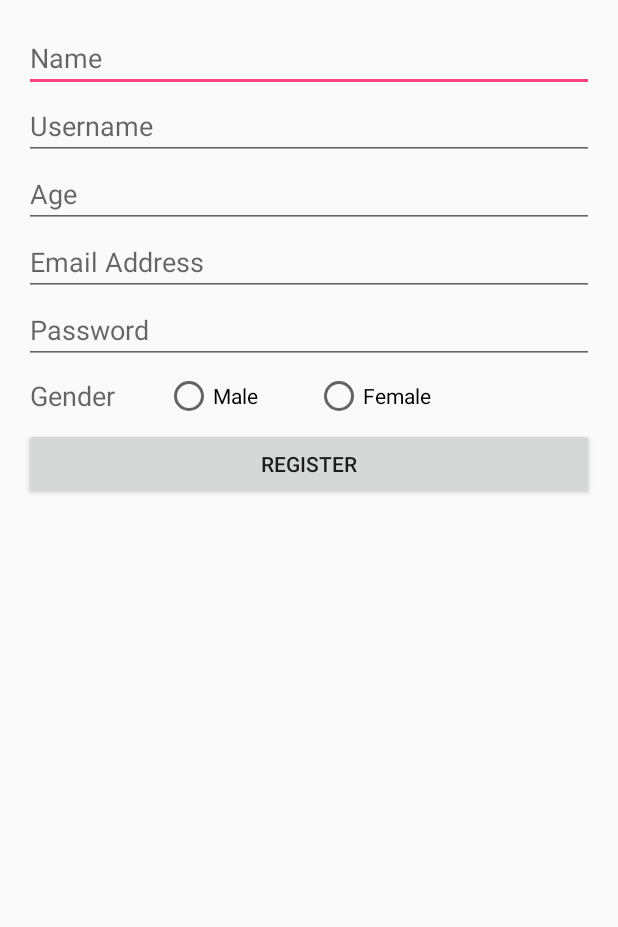
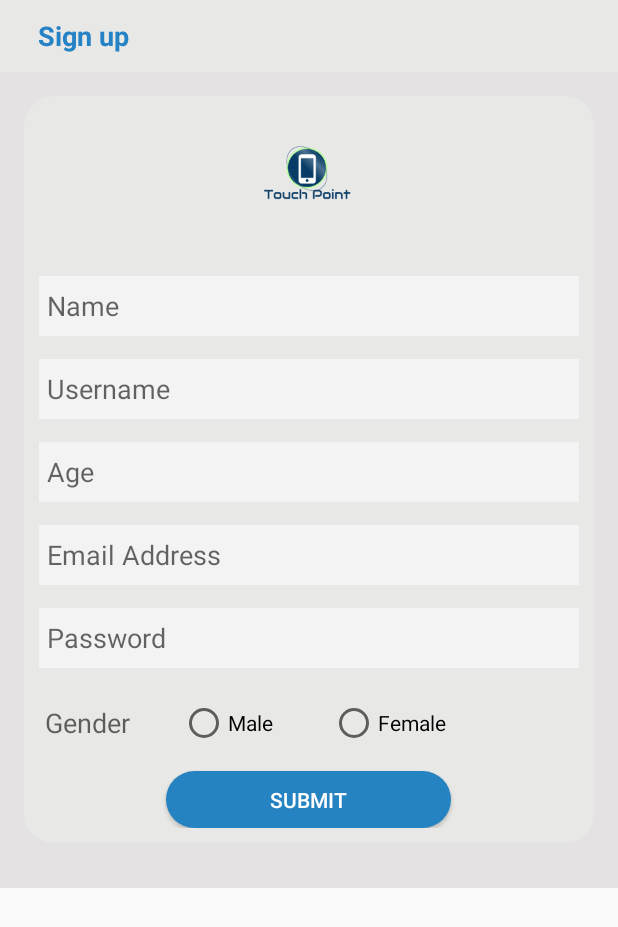
Before and after one commit to sramsha/MRISecondScreen1, an Android app: the RegisterActivity screen opened directly, with no data from a screen before it, on a phone screen of 412 x 824 dp. Shown: the top 927 px of the screen. Run offline under Robolectric (Android 15) with nearby library versions, the phone set to English and light mode, and no system bars; our stand-ins replace Volley.

Commit message:
Improved the Registeration UI and added input type checks for register and login activities. Now ready to be integrated with the application

```diff
--- a/app/src/main/res/layout/activity_login_register.xml
+++ b/app/src/main/res/layout/activity_login_register.xml
@@ -27,13 +27,12 @@
                     android:layout_marginLeft="25dp"
                     android:textSize="18sp"
                     android:textStyle="bold"
-
                     android:layout_gravity="center_horizontal|center_vertical"/>
 
             </LinearLayout>
 
-
-            <LinearLayout android:layout_width="fill_parent"
+            <LinearLayout
+                android:layout_width="fill_parent"
                 android:layout_height="fill_parent"
                 android:layout_marginLeft="16dp"
                 android:layout_marginTop="16dp"
@@ -41,17 +40,18 @@
                 android:layout_marginBottom="30dp"
                 android:orientation="vertical"
                 android:gravity="center_horizontal"
-                android:background="@drawable/greybackground"
-                >
+                android:background="@drawable/greybackground">
 
-                <ImageView android:layout_width="120dp"
+                <ImageView
+                    android:layout_width="120dp"
                     android:layout_height="120dp"
                     android:background="@drawable/logo"
                     android:layout_marginTop="15dp"
                     android:layout_gravity="center_horizontal"
                     android:contentDescription="Application Logo" />
 
-                <EditText android:layout_width="fill_parent"
+                <EditText
+                    android:layout_width="fill_parent"
                     android:layout_height="40dp"
                     android:hint="Username"
                     android:background="#f3f3f3"
@@ -60,9 +60,10 @@
                     android:id="@+id/login_username"
                     android:singleLine="true" />
 
-                <EditText android:layout_width="fill_parent"
+                <EditText
+                    android:layout_width="fill_parent"
                     android:layout_height="40dp"
-                    android:hint="password"
+                    android:hint="Password"
                     android:background="#f3f3f3"
                     android:paddingLeft="5dp"
                     android:layout_marginTop="15dp"
@@ -70,14 +71,12 @@
                     android:singleLine="true"
                     android:inputType="textPassword" />
 
-
                 <LinearLayout
                     android:layout_marginTop="10dp"
                     android:layout_width="fill_parent"
                     android:layout_height="wrap_content"
                     android:orientation="horizontal"
-                    android:gravity="center_horizontal"
-                    >
+                    android:gravity="center_horizontal">
 
                     <TextView
                         android:layout_width="wrap_content"
@@ -86,12 +85,12 @@
                         android:textColor="#000000"
                         android:text="Register Here"
                         android:textStyle="bold"
-                        android:id="@+id/login_register"
-                        />
-
+                        android:id="@+id/login_register" />
 
                 </LinearLayout>
-                <Button android:layout_width="190dp"
+
+                <Button
+                    android:layout_width="190dp"
                     android:layout_height="38dp"
                     android:layout_gravity="center_horizontal"
                     android:layout_marginTop="16dp"
@@ -113,15 +112,13 @@
                     android:textColor="#fff"
                     android:background="#2683c2"
                     android:paddingTop="11dp"
-                    android:paddingBottom="11dp"
-                    />
+                    android:paddingBottom="11dp" />
 
             </LinearLayout>
 
-
-
         </LinearLayout>
 
+    </ScrollView>
 
-
-    </ScrollView>
+    <!-- Special thanks and credits to Android Arena (www.androidarena.co.in)
+           for the basic UI design and for making our life easier -->
--- a/app/src/main/res/layout/activity_register.xml
+++ b/app/src/main/res/layout/activity_register.xml
@@ -1,82 +1,125 @@
 <?xml version="1.0" encoding="utf-8"?>
-<RelativeLayout xmlns:android="http://schemas.android.com/apk/res/android"
+<ScrollView
+        xmlns:android="http://schemas.android.com/apk/res/android"
         xmlns:tools="http://schemas.android.com/tools"
-    android:layout_width="match_parent"
-    android:layout_height="match_parent"
-    android:paddingBottom="@dimen/activity_vertical_margin"
-    android:paddingLeft="@dimen/activity_horizontal_margin"
-    android:paddingRight="@dimen/activity_horizontal_margin"
-    android:paddingTop="@dimen/activity_vertical_margin"
+        android:id="@+id/scrollView1"
+        android:layout_width="fill_parent"
+        android:layout_height="fill_parent"
         tools:context=".activity.RegisterActivity">
+        <LinearLayout
+
+            android:layout_width="fill_parent"
+            android:layout_height="fill_parent"
+            android:background="@color/lightgrey"
+            android:orientation="vertical">
+
+            <LinearLayout
+
+                android:layout_width="fill_parent"
+                android:layout_height="48dp"
+                android:background="#e8e8e7"
+                android:orientation="horizontal"
+                android:layout_alignParentTop="true">
+
+                <TextView android:layout_width="wrap_content"
+                    android:layout_height="wrap_content"
+                    android:text="Sign up"
+                    android:textColor="#2582C5"
+                    android:layout_marginLeft="25dp"
+                    android:textSize="18sp"
+                    android:textStyle="bold"
+                    android:layout_gravity="center_horizontal|center_vertical"/>
+
+            </LinearLayout>
+
+            <LinearLayout
+                android:layout_width="fill_parent"
+                android:layout_height="fill_parent"
+                android:layout_marginLeft="16dp"
+                android:layout_marginTop="16dp"
+                android:layout_marginRight="16dp"
+                android:layout_marginBottom="30dp"
+                android:orientation="vertical"
+                android:background="@drawable/greybackground">
+
+                    <ImageView
+                        android:layout_width="80dp"
+                        android:layout_height="80dp"
+                        android:background="@drawable/logo"
+                        android:layout_marginTop="0dp"
+                        android:layout_gravity="center_horizontal"/>
 
                     <EditText
-        android:layout_width="wrap_content"
-        android:layout_height="wrap_content"
-        android:ems="10"
+                        android:layout_width="fill_parent"
+                        android:layout_height="40dp"
+                        android:hint="Name"
+                        android:background="#f3f3f3"
+                        android:paddingLeft="5dp"
+                        android:layout_marginTop="30dp"
                         android:id="@+id/register_name"
-        android:layout_alignParentTop="true"
-        android:layout_alignParentLeft="true"
-        android:layout_alignParentStart="true"
-        android:layout_alignParentRight="true"
-        android:layout_alignParentEnd="true"
-        android:hint="Name"
                         android:singleLine="true"
                         android:inputType="textCapWords" />
 
                     <EditText
-        android:layout_width="wrap_content"
-        android:layout_height="wrap_content"
+                        android:layout_width="fill_parent"
+                        android:layout_height="40dp"
+                        android:hint="Username"
+                        android:background="#f3f3f3"
+                        android:paddingLeft="5dp"
+                        android:layout_marginTop="15dp"
                         android:id="@+id/register_username"
-        android:layout_below="@+id/register_name"
-        android:layout_alignParentLeft="true"
-        android:layout_alignParentStart="true"
-        android:layout_alignRight="@+id/register_name"
-        android:layout_alignEnd="@+id/register_name"
-        android:hint="Username"
                         android:singleLine="true" />
 
                     <EditText
+                        android:layout_width="fill_parent"
+                        android:layout_height="40dp"
+                        android:hint="Age"
+                        android:background="#f3f3f3"
+                        android:paddingLeft="5dp"
+                        android:layout_marginTop="15dp"
+                        android:id="@+id/register_age"
+                        android:singleLine="true"
+                        android:inputType="numberDecimal"
+                        android:maxLength="3" />
+
+                    <EditText
+                        android:layout_width="fill_parent"
+                        android:layout_height="40dp"
+                        android:hint="Email Address"
+                        android:background="#f3f3f3"
+                        android:paddingLeft="5dp"
+                        android:layout_marginTop="15dp"
+                        android:id="@+id/register_email"
+                        android:singleLine="true"
+                        android:inputType="textEmailAddress" />
+
+                    <EditText
+                        android:layout_width="fill_parent"
+                        android:layout_height="40dp"
+                        android:hint="Password"
+                        android:background="#f3f3f3"
+                        android:paddingLeft="5dp"
+                        android:layout_marginTop="15dp"
+                        android:id="@+id/register_password"
+                        android:singleLine="true"
+                        android:inputType="textPassword" />
+
+                    <RelativeLayout
                         android:layout_width="wrap_content"
                         android:layout_height="wrap_content"
-        android:id="@+id/register_age"
-        android:layout_below="@+id/register_username"
-        android:layout_alignParentLeft="true"
-        android:layout_alignParentStart="true"
-        android:layout_alignRight="@+id/register_username"
-        android:layout_alignEnd="@+id/register_username"
-        android:hint="Age"
-        android:maxLength="3"
-        android:singleLine="true"
-        android:numeric="integer|decimal"
-        android:inputType="number|numberDecimal" />
+                        android:layout_marginTop="15dp">
 
-    <EditText
+                        <TextView
                             android:layout_width="wrap_content"
                             android:layout_height="wrap_content"
-        android:inputType="textEmailAddress"
-        android:ems="10"
-        android:id="@+id/register_email"
-        android:layout_below="@+id/register_age"
+                            android:textAppearance="?android:attr/textAppearanceMedium"
+                            android:text="Gender"
+                            android:layout_marginLeft="4dp"
+                            android:layout_marginTop="3dp"
+                            android:id="@+id/textView"
+                            android:layout_alignTop="@+id/register_male"
                             android:layout_alignParentLeft="true"
-        android:layout_alignParentStart="true"
-        android:layout_alignRight="@+id/register_age"
-        android:layout_alignEnd="@+id/register_age"
-        android:hint="Email Address"
-        android:singleLine="false" />
-
-    <EditText
-        android:layout_width="wrap_content"
-        android:layout_height="wrap_content"
-        android:inputType="textPassword"
-        android:ems="10"
-        android:id="@+id/register_password"
-        android:layout_below="@+id/register_email"
-        android:layout_alignParentLeft="true"
-        android:layout_alignParentStart="true"
-        android:layout_alignRight="@+id/register_email"
-        android:layout_alignEnd="@+id/register_email"
-        android:hint="Password"
-        android:password="true" />
+                            android:layout_alignParentStart="true" />
 
                         <RadioButton
                             android:layout_width="wrap_content"
@@ -87,20 +130,6 @@
                             android:layout_marginStart="94dp"
                             android:checked="false"
                             android:id="@+id/register_male"
-        android:layout_below="@+id/register_password"
-        android:layout_alignParentLeft="true"
-        android:layout_alignParentStart="true" />
-
-
-    <Button
-        android:layout_width="wrap_content"
-        android:layout_height="wrap_content"
-        android:text="Register"
-        android:id="@+id/register_button"
-        android:layout_below="@+id/register_male"
-        android:layout_marginTop="5dp"
-        android:layout_alignParentRight="true"
-        android:layout_alignParentEnd="true"
                             android:layout_alignParentLeft="true"
                             android:layout_alignParentStart="true" />
 
@@ -117,17 +146,23 @@
                             android:layout_toRightOf="@+id/register_male"
                             android:layout_toEndOf="@+id/register_male" />
 
-    <TextView
-        android:layout_width="wrap_content"
-        android:layout_height="wrap_content"
-        android:textAppearance="?android:attr/textAppearanceMedium"
-        android:text="Gender"
-        android:layout_marginLeft="4dp"
-        android:layout_marginTop="3dp"
-        android:id="@+id/textView"
-        android:layout_alignTop="@+id/register_male"
-        android:layout_alignParentLeft="true"
-        android:layout_alignParentStart="true" />
+                    </RelativeLayout>
 
+                    <Button
+                        android:layout_width="190dp"
+                        android:layout_height="38dp"
+                        android:layout_gravity="center_horizontal"
+                        android:layout_marginTop="16dp"
+                        android:text="submit"
+                        android:textColor="#fff"
+                        android:background="@drawable/btn"
+                        android:id="@+id/register_button"/>
 
-</RelativeLayout>
+            </LinearLayout>
+
+        </LinearLayout>
+
+    </ScrollView>
+
+    <!-- Special thanks and credits to Android Arena (www.androidarena.co.in)
+               for the basic UI design and for making our life easier -->
--- a/app/src/main/res/layout/activity_starting.xml
+++ b/app/src/main/res/layout/activity_starting.xml
@@ -5,7 +5,7 @@
     android:layout_height="match_parent"
     android:theme="@android:style/Theme.NoDisplay"
     tools:context="com.fyp.mrisecondscreen.activity.StartingActivity"
-    android:background="@color/colorPrimary">
+    android:background="#e4e2e2">
 
     <LinearLayout
         android:layout_width="match_parent"
--- a/app/src/main/res/values/colors.xml
+++ b/app/src/main/res/values/colors.xml
@@ -4,4 +4,5 @@
     <color name="colorPrimaryDark">#303F9F</color>
     <color name="colorAccent">#FF4081</color>
     <color name="white">#FFFFFF</color>
+    <color name="lightgrey">#e4e2e2</color>
 </resources>
```
Lines whose indentation alone changed are shown as unchanged.
